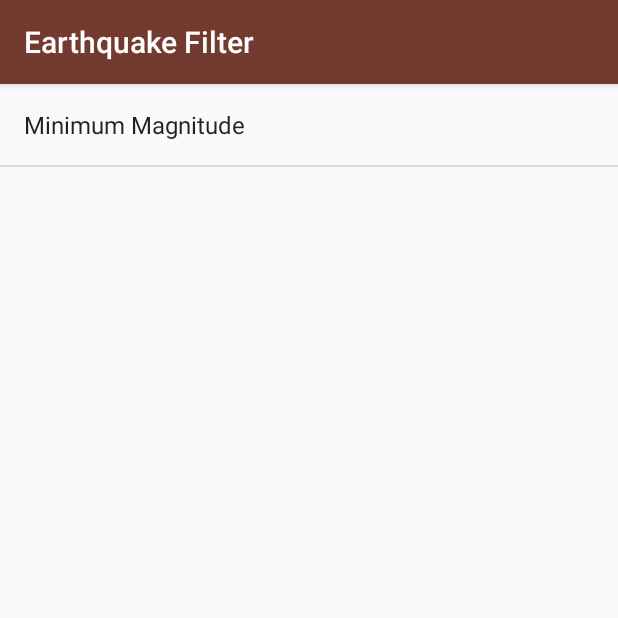
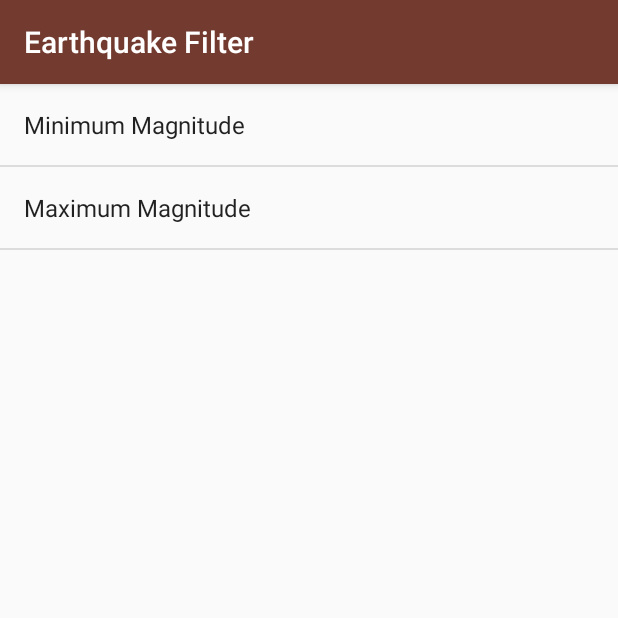
Before and after one commit to 6nguyen/Epic-Center, an Android app: the FilterActivity screen opened directly, with no data from a screen before it, on a phone screen of 412 x 824 dp, the top half of it. Run offline under Robolectric (Android 15) with nearby library versions, the phone set to English and light mode, and no system bars.

Commit message:
Create Maximum Magnitude option in filter_main.xml

```diff
--- a/app/src/main/java/com/example/gnguy/epiccenter/MainActivity.java
+++ b/app/src/main/java/com/example/gnguy/epiccenter/MainActivity.java
@@ -180,9 +180,9 @@ public class MainActivity extends AppCompatActivity implements LoaderCallbacks<L
 
         //"https://earthquake.usgs.gov/fdsnws/event/1/query?format=geojson&orderby=time&minmag=3&limit=10&starttime=2100-01-01";
         uriBuilder.appendQueryParameter("format","geojson");
+        uriBuilder.appendQueryParameter("orderby","time");
+        uriBuilder.appendQueryParameter("minmag",minMagnitude);
         uriBuilder.appendQueryParameter("limit","20");
-        uriBuilder.appendQueryParameter("minmag",minMagnitude);
-        uriBuilder.appendQueryParameter("orderby","time");
         uriBuilder.appendQueryParameter("starttime","2017-01-01");
 
         Log.e(LOG_TAG, "TEST: Loader created onCreateLoader.");
--- a/app/src/main/res/values/strings.xml
+++ b/app/src/main/res/values/strings.xml
@@ -13,9 +13,14 @@
     <!-- String for FilterActivity -->
     <string name="filter_title">Earthquake Filter</string>
 
-    <!-- Strings for Minimum  Magnitude Preference -->
+    <!-- Strings for Minimum Magnitude Preference -->
     <string name="filter_min_mag_lable">Minimum Magnitude</string>
     <string name="filter_min_mag_key" translatable="false">min_magnitude</string>
     <string name="filter_min_mag_default" translatable="false">2.4</string>
 
+    <!-- Strings for Maximum Magnitude Preference -->
+    <string name="filter_max_mag_lable">Maximum Magnitude</string>
+    <string name="filter_max_mag_key">max_magnitude</string>
+    <string name="filter_max_mag_default">10</string>
+
 </resources>
--- a/app/src/main/res/xml/filter_main.xml
+++ b/app/src/main/res/xml/filter_main.xml
@@ -3,6 +3,7 @@
     xmlns:android="http://schemas.android.com/apk/res/android"
     android:title="@string/filter_title" >
 
+    <!-- Minimum Magnitude option of filter menu -->
     <EditTextPreference
         android:defaultValue="@string/filter_min_mag_default"
         android:inputType="numberDecimal"
@@ -10,4 +11,12 @@
         android:selectAllOnFocus="true"
         android:title="@string/filter_min_mag_lable" />
 
+    <!-- Maximum Magnitude option of filter menu -->
+    <EditTextPreference
+        android:defaultValue="@string/filter_max_mag_default"
+        android:inputType="numberDecimal"
+        android:key="@string/filter_max_mag_key"
+        android:selectAllOnFocus="true"
+        android:title="@string/filter_max_mag_lable" />
+
 </PreferenceScreen>
```
